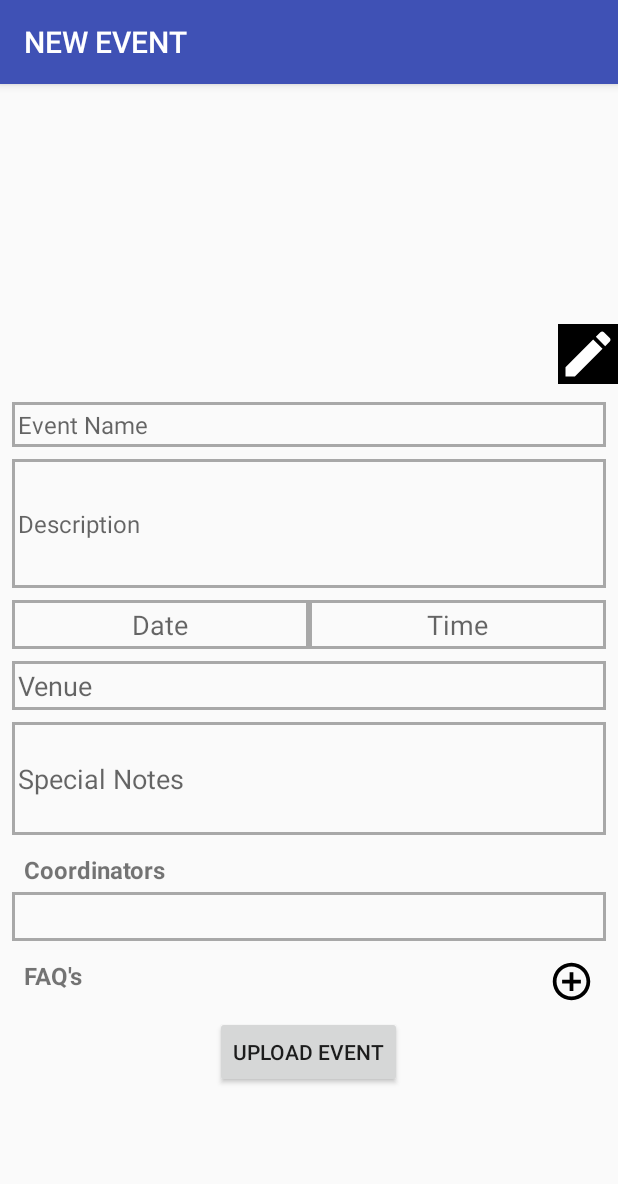
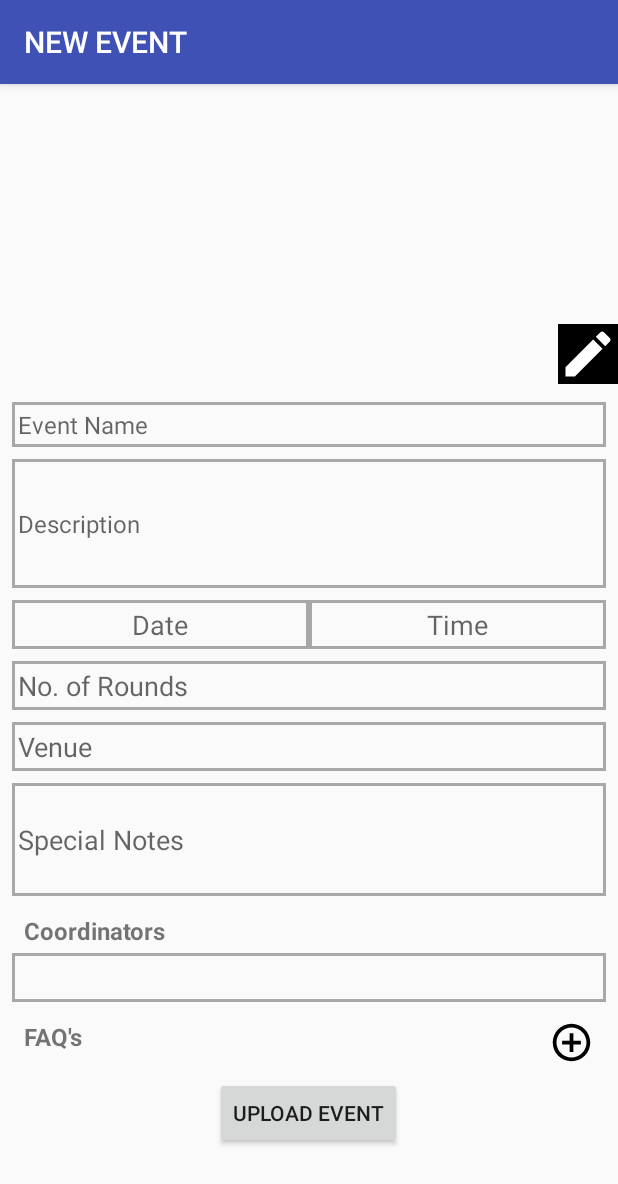
Before and after one commit to Manan-YMCA/FirstCut, an Android app: the AddEventActivity screen opened directly, with no data from a screen before it, on a phone screen of 412 x 824 dp. Shown: the top 1184 px of the screen. Run offline under Robolectric (Android 15) with nearby library versions, the phone set to English and light mode, and no system bars; our stand-ins replace Firebase (no records; nobody signed in at launch, a user with empty details on screens opened directly).

Commit message:
option to add rounds  added, minor bug fixes

```diff
--- a/app/src/main/java/com/manan/dev/shineymca/AdminZone/AddEventActivity.java
+++ b/app/src/main/java/com/manan/dev/shineymca/AdminZone/AddEventActivity.java
@@ -65,7 +65,7 @@ import static java.util.Collections.sort;
 public class AddEventActivity extends AppCompatActivity {
 
     ImageView mPoster, mEditPoster, mAddFaq;
-    EditText mName, mDescription, mDate, mTime, mVenue, mSpecialNotes;
+    EditText mName, mDescription, mDate, mTime, mVenue, mSpecialNotes, mRoundCount;
     AutoCompleteTextView mCoordinators;
     LinearLayout mCoordinatorView, mFaqView;
     Button mSubmit;
@@ -76,7 +76,7 @@ public class AddEventActivity extends AppCompatActivity {
     final private int REQ_ID_POSTER = 101;
     Event mCurrEvent;
     Uri mPosterUri;
-    long date, time;
+    long date, time, roundCount;
     ArrayList<EditText> mFaqQuestion, mFaqAnswer;
     ArrayList<FAQ> mFaqs;
     String mClubName;
@@ -84,7 +84,6 @@ public class AddEventActivity extends AppCompatActivity {
     StorageReference firebaseStorage;
     FirebaseAuth mAuth;
     String clubName;
-    String posterUri;
     ProgressDialog mProgressDialog;
 
     @Override
@@ -107,11 +106,14 @@ public class AddEventActivity extends AppCompatActivity {
     private void initForEventUpload() {
         mAuth = FirebaseAuth.getInstance();
         clubName = mAuth.getCurrentUser().getDisplayName();
-        mDatabaseRef = FirebaseDatabase.getInstance().getReference().child("Clubs").child(clubName).child("Rounds").child("clubEvent");
+        mDatabaseRef = FirebaseDatabase.getInstance().getReference().child("Clubs").child(clubName).child("Rounds");
         firebaseStorage = FirebaseStorage.getInstance().getReference();
     }
 
     private void initializeVariables() {
+
+        roundCount = 0;
+
         mPoster = (ImageView) findViewById(R.id.iv_main_poster);
         mEditPoster = (ImageView) findViewById(R.id.iv_edit);
         mAddFaq = (ImageView) findViewById(R.id.iv_add_faq);
@@ -122,6 +124,7 @@ public class AddEventActivity extends AppCompatActivity {
         mTime = (EditText) findViewById(R.id.et_time);
         mVenue = (EditText) findViewById(R.id.et_venue);
         mSpecialNotes = (EditText) findViewById(R.id.et_special_notes);
+        mRoundCount = (EditText) findViewById(R.id.et_rount_count);
 
         mCoordinators = (AutoCompleteTextView) findViewById(R.id.et_coordinators);
 
@@ -245,13 +248,24 @@ public class AddEventActivity extends AppCompatActivity {
     //upload new event
     private void uploadEvent() {
         mCurrEvent = new Event(mPosterUri.toString(), mName.getText().toString(), mDescription.getText().toString(), mVenue.getText().toString(),
-                mSpecialNotes.getText().toString(), mClubName, date, time, mSelectedCorrdinators, mFaqs);
-        mDatabaseRef.setValue(mCurrEvent).addOnCompleteListener(new OnCompleteListener<Void>() {
+                mSpecialNotes.getText().toString(), mClubName, date, time, mSelectedCorrdinators, mFaqs, roundCount);
+        mDatabaseRef.child("clubEvent").setValue(mCurrEvent).addOnCompleteListener(new OnCompleteListener<Void>() {
             @Override
             public void onComplete(@NonNull Task<Void> task) {
                 if (task.isSuccessful()) {
-                    mProgressDialog.dismiss();
-                    Toast.makeText(AddEventActivity.this, "Success", Toast.LENGTH_SHORT).show();
+                    roundCount = Long.valueOf(mRoundCount.getText().toString());
+                    mDatabaseRef.child("count").setValue(roundCount).addOnCompleteListener(new OnCompleteListener<Void>() {
+                        @Override
+                        public void onComplete(@NonNull Task<Void> task) {
+                            if(task.isSuccessful()){
+                                mProgressDialog.dismiss();
+                                Toast.makeText(AddEventActivity.this, "Success", Toast.LENGTH_SHORT).show();
+                            } else {
+                                mProgressDialog.dismiss();
+                                Toast.makeText(AddEventActivity.this, "Failure", Toast.LENGTH_SHORT).show();
+                            }
+                        }
+                    });
                 } else {
                     mProgressDialog.dismiss();
                     Toast.makeText(AddEventActivity.this, "Failure", Toast.LENGTH_SHORT).show();
--- a/app/src/main/res/layout/activity_add_event.xml
+++ b/app/src/main/res/layout/activity_add_event.xml
@@ -98,6 +98,16 @@
             </LinearLayout>
 
             <EditText
+                android:id="@+id/et_rount_count"
+                android:layout_width="match_parent"
+                android:layout_height="wrap_content"
+                android:layout_marginTop="8dp"
+                android:background="@drawable/background_edit_text"
+                android:padding="4dp"
+                android:inputType="phone"
+                android:hint="No. of Rounds"/>
+
+            <EditText
                 android:id="@+id/et_venue"
                 android:layout_width="match_parent"
                 android:layout_height="wrap_content"
```
Also changed, not shown: app/src/main/java/com/manan/dev/shineymca/Models/Event.java (+29 -0 lines), app/src/main/res/layout/activity_single_club.xml (+14 -16 lines).
